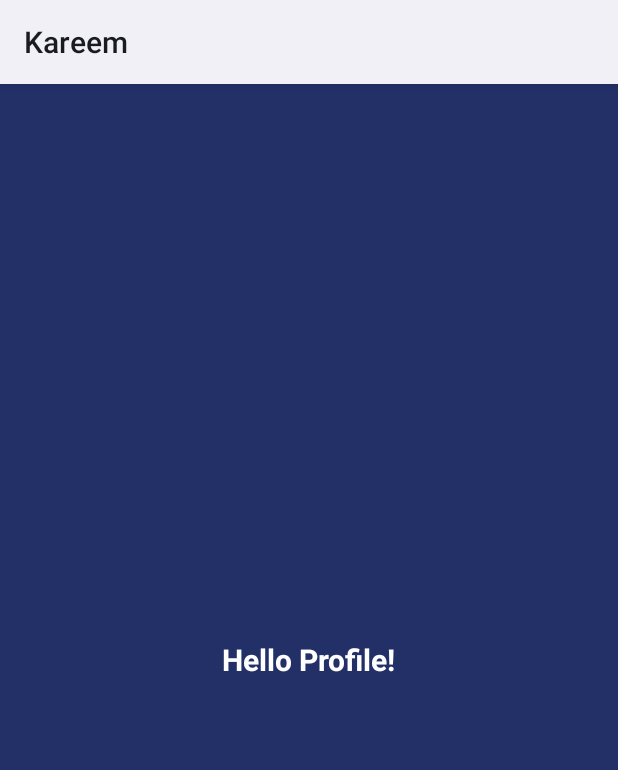
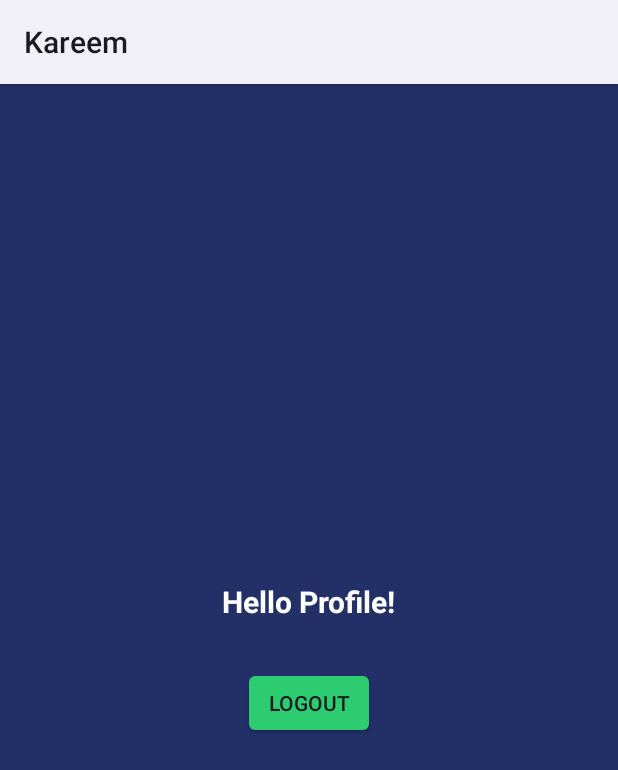
Before and after one commit to Dafwa/ramadhan-app, an Android app: the fragment ProfileFragment shown on its own in the app's theme, on a phone screen of 412 x 824 dp. Shown: the top 770 px of the screen. Run offline under Robolectric (Android 15) with nearby library versions, the light colour scheme and no system bars.

Commit message:
Menambahkan Logika dari halaman Login(hardcoded) serta menambahkan fitur sesi dan tombol logout

```diff
--- a/app/src/main/java/com/daffafakhir/splashscreen/ProfileFragment.java
+++ b/app/src/main/java/com/daffafakhir/splashscreen/ProfileFragment.java
@@ -1,12 +1,17 @@
 package com.daffafakhir.splashscreen;
 
+import android.content.Context;
+import android.content.SharedPreferences;
 import android.os.Bundle;
 
 import androidx.fragment.app.Fragment;
+import androidx.fragment.app.FragmentManager;
+import androidx.fragment.app.FragmentTransaction;
 
 import android.view.LayoutInflater;
 import android.view.View;
 import android.view.ViewGroup;
+import android.widget.Button;
 
 /**
  * A simple {@link Fragment} subclass.
@@ -59,6 +64,24 @@ public class ProfileFragment extends Fragment {
     public View onCreateView(LayoutInflater inflater, ViewGroup container,
                              Bundle savedInstanceState) {
         // Inflate the layout for this fragment
-        return inflater.inflate(R.layout.fragment_profile, container, false);
+        View view = inflater.inflate(R.layout.fragment_profile, container, false);
+
+        // Inisialisasi tombol logout
+        Button btnLogout = view.findViewById(R.id.logoutButton);
+        btnLogout.setOnClickListener(v -> {
+            // Hapus sesi login dari SharedPreferences
+            SharedPreferences sharedPreferences = requireActivity().getSharedPreferences("LoginSession", Context.MODE_PRIVATE);
+            SharedPreferences.Editor editor = sharedPreferences.edit();
+            editor.putBoolean("isLoggedIn", false); // Reset status login
+            editor.apply();
+
+            // Pindah ke LoginFragment
+            FragmentManager fragmentManager = requireActivity().getSupportFragmentManager();
+            FragmentTransaction fragmentTransaction = fragmentManager.beginTransaction();
+            fragmentTransaction.replace(R.id.frame_layout, new LoginFragment());
+            fragmentTransaction.commit();
+        });
+
+        return view;
     }
 }
--- a/app/src/main/res/layout/fragment_profile.xml
+++ b/app/src/main/res/layout/fragment_profile.xml
@@ -6,14 +6,28 @@
     tools:context=".ProfileFragment"
     android:background="#233068">
 
-    <!-- TODO: Update blank fragment layout -->
-    <TextView
+    <LinearLayout
         android:layout_width="wrap_content"
         android:layout_height="wrap_content"
-        android:text="Hello Profile!"
-        android:textColor="@color/white"
-        android:textStyle="bold"
-        android:textSize="20sp"
-        android:layout_gravity="center"/>
+        android:layout_gravity="center"
+        android:orientation="vertical">
+
+        <TextView
+            android:layout_width="wrap_content"
+            android:layout_height="wrap_content"
+            android:text="Hello Profile!"
+            android:textColor="@color/white"
+            android:textStyle="bold"
+            android:textSize="20sp"/>
+
+        <Button
+            android:id="@+id/logoutButton"
+            android:layout_width="wrap_content"
+            android:layout_height="wrap_content"
+            android:backgroundTint="@color/hijau_muda"
+            android:text="Logout"
+            android:layout_gravity="center"
+            android:layout_marginTop="30dp"/>
+    </LinearLayout>
 
 </FrameLayout>
```
Also changed, not shown: app/src/main/java/com/daffafakhir/splashscreen/LoginFragment.java (+46 -0 lines), app/src/main/java/com/daffafakhir/splashscreen/MainActivity.java (+10 -3 lines).
